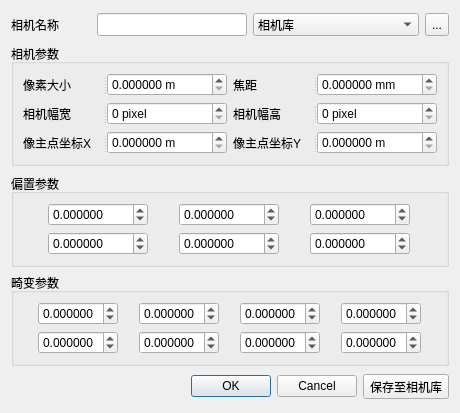
Qt form qCC/ui_templates/bdrCameraParaDlg.ui (CloudCompare/CloudCompare) before a commit.
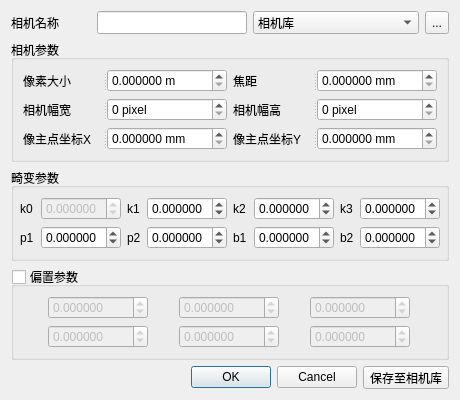
The same form after that commit. Icons and pictures are not drawn.

Patch:
```diff
--- a/qCC/ui_templates/bdrCameraParaDlg.ui
+++ b/qCC/ui_templates/bdrCameraParaDlg.ui
@@ -6,8 +6,8 @@
    <rect>
     <x>0</x>
     <y>0</y>
-    <width>454</width>
-    <height>413</height>
+    <width>460</width>
+    <height>362</height>
    </rect>
   </property>
   <property name="windowTitle">
@@ -176,7 +176,7 @@
           </size>
          </property>
          <property name="suffix">
-          <string> m</string>
+          <string> mm</string>
          </property>
          <property name="decimals">
           <number>6</number>
@@ -323,7 +323,7 @@
           </size>
          </property>
          <property name="suffix">
-          <string> m</string>
+          <string> mm</string>
          </property>
          <property name="decimals">
           <number>6</number>
@@ -436,8 +436,309 @@
    </item>
    <item>
     <layout class="QVBoxLayout" name="verticalLayout_2">
+     <item>
+      <widget class="QGroupBox" name="groupBox">
+       <property name="sizePolicy">
+        <sizepolicy hsizetype="Preferred" vsizetype="Fixed">
+         <horstretch>0</horstretch>
+         <verstretch>0</verstretch>
+        </sizepolicy>
+       </property>
+       <property name="font">
+        <font>
+         <pointsize>9</pointsize>
+        </font>
+       </property>
+       <property name="title">
+        <string>畸变参数</string>
+       </property>
+       <layout class="QHBoxLayout" name="horizontalLayout_2">
+        <property name="spacing">
+         <number>6</number>
+        </property>
+        <property name="leftMargin">
+         <number>6</number>
+        </property>
+        <property name="topMargin">
+         <number>9</number>
+        </property>
+        <property name="rightMargin">
+         <number>6</number>
+        </property>
+        <property name="bottomMargin">
+         <number>9</number>
+        </property>
+        <item>
+         <layout class="QGridLayout" name="gridLayout">
+          <item row="0" column="0">
+           <widget class="QLabel" name="label_8">
+            <property name="text">
+             <string>k0</string>
+            </property>
+           </widget>
+          </item>
+          <item row="0" column="1">
+           <widget class="QDoubleSpinBox" name="dist0DoubleSpinBox">
+            <property name="enabled">
+             <bool>false</bool>
+            </property>
+            <property name="sizePolicy">
+             <sizepolicy hsizetype="MinimumExpanding" vsizetype="Fixed">
+              <horstretch>0</horstretch>
+              <verstretch>0</verstretch>
+             </sizepolicy>
+            </property>
+            <property name="maximumSize">
+             <size>
+              <width>80</width>
+              <height>16777215</height>
+             </size>
+            </property>
+            <property name="decimals">
+             <number>6</number>
+            </property>
+            <property name="minimum">
+             <double>-9999.000000000000000</double>
+            </property>
+            <property name="maximum">
+             <double>9999.000000000000000</double>
+            </property>
+           </widget>
+          </item>
+          <item row="0" column="2">
+           <widget class="QLabel" name="label_9">
+            <property name="text">
+             <string>k1</string>
+            </property>
+           </widget>
+          </item>
+          <item row="0" column="3">
+           <widget class="QDoubleSpinBox" name="dist1DoubleSpinBox">
+            <property name="sizePolicy">
+             <sizepolicy hsizetype="MinimumExpanding" vsizetype="Fixed">
+              <horstretch>0</horstretch>
+              <verstretch>0</verstretch>
+             </sizepolicy>
+            </property>
+            <property name="maximumSize">
+             <size>
+              <width>80</width>
+              <height>16777215</height>
+             </size>
+            </property>
+            <property name="decimals">
+             <number>6</number>
+            </property>
+            <property name="minimum">
+             <double>-9999.000000000000000</double>
+            </property>
+            <property name="maximum">
+             <double>9999.000000000000000</double>
+            </property>
+           </widget>
+          </item>
+          <item row="0" column="4">
+           <widget class="QLabel" name="label_10">
+            <property name="text">
+             <string>k2</string>
+            </property>
+           </widget>
+          </item>
+          <item row="0" column="5">
+           <widget class="QDoubleSpinBox" name="dist2DoubleSpinBox">
+            <property name="sizePolicy">
+             <sizepolicy hsizetype="MinimumExpanding" vsizetype="Fixed">
+              <horstretch>0</horstretch>
+              <verstretch>0</verstretch>
+             </sizepolicy>
+            </property>
+            <property name="maximumSize">
+             <size>
+              <width>80</width>
+              <height>16777215</height>
+             </size>
+            </property>
+            <property name="decimals">
+             <number>6</number>
+            </property>
+            <property name="minimum">
+             <double>-9999.000000000000000</double>
+            </property>
+            <property name="maximum">
+             <double>9999.000000000000000</double>
+            </property>
+           </widget>
+          </item>
+          <item row="0" column="6">
+           <widget class="QLabel" name="label_11">
+            <property name="text">
+             <string>k3</string>
+            </property>
+           </widget>
+          </item>
+          <item row="0" column="7">
+           <widget class="QDoubleSpinBox" name="dist3DoubleSpinBox">
+            <property name="sizePolicy">
+             <sizepolicy hsizetype="MinimumExpanding" vsizetype="Fixed">
+              <horstretch>0</horstretch>
+              <verstretch>0</verstretch>
+             </sizepolicy>
+            </property>
+            <property name="maximumSize">
+             <size>
+              <width>80</width>
+              <height>16777215</height>
+             </size>
+            </property>
+            <property name="decimals">
+             <number>6</number>
+            </property>
+            <property name="minimum">
+             <double>-9999.000000000000000</double>
+            </property>
+            <property name="maximum">
+             <double>9999.000000000000000</double>
+            </property>
+           </widget>
+          </item>
+          <item row="1" column="0">
+           <widget class="QLabel" name="label_13">
+            <property name="text">
+             <string>p1</string>
+            </property>
+           </widget>
+          </item>
+          <item row="1" column="1">
+           <widget class="QDoubleSpinBox" name="dist4DoubleSpinBox">
+            <property name="sizePolicy">
+             <sizepolicy hsizetype="MinimumExpanding" vsizetype="Fixed">
+              <horstretch>0</horstretch>
+              <verstretch>0</verstretch>
+             </sizepolicy>
+            </property>
+            <property name="maximumSize">
+             <size>
+              <width>80</width>
+              <height>16777215</height>
+             </size>
+            </property>
+            <property name="decimals">
+             <number>6</number>
+            </property>
+            <property name="minimum">
+             <double>-9999.000000000000000</double>
+            </property>
+            <property name="maximum">
+             <double>9999.000000000000000</double>
+            </property>
+           </widget>
+          </item>
+          <item row="1" column="2">
+           <widget class="QLabel" name="label_14">
+            <property name="text">
+             <string>p2</string>
+            </property>
+           </widget>
+          </item>
+          <item row="1" column="3">
+           <widget class="QDoubleSpinBox" name="dist5DoubleSpinBox">
+            <property name="sizePolicy">
+             <sizepolicy hsizetype="MinimumExpanding" vsizetype="Fixed">
+              <horstretch>0</horstretch>
+              <verstretch>0</verstretch>
+             </sizepolicy>
+            </property>
+            <property name="maximumSize">
+             <size>
+              <width>80</width>
+              <height>16777215</height>
+             </size>
+            </property>
+            <property name="decimals">
+             <number>6</number>
+            </property>
+            <property name="minimum">
+             <double>-9999.000000000000000</double>
+            </property>
+            <property name="maximum">
+             <double>9999.000000000000000</double>
+            </property>
+           </widget>
+          </item>
+          <item row="1" column="4">
+           <widget class="QLabel" name="label_15">
+            <property name="text">
+             <string>b1</string>
+            </property>
+           </widget>
+          </item>
+          <item row="1" column="5">
+           <widget class="QDoubleSpinBox" name="dist6DoubleSpinBox">
+            <property name="sizePolicy">
+             <sizepolicy hsizetype="MinimumExpanding" vsizetype="Fixed">
+              <horstretch>0</horstretch>
+              <verstretch>0</verstretch>
+             </sizepolicy>
+            </property>
+            <property name="maximumSize">
+             <size>
+              <width>80</width>
+              <height>16777215</height>
+             </size>
+            </property>
+            <property name="decimals">
+             <number>6</number>
+            </property>
+            <property name="minimum">
+             <double>-9999.000000000000000</double>
+            </property>
+            <property name="maximum">
+             <double>9999.000000000000000</double>
+            </property>
+           </widget>
+          </item>
+          <item row="1" column="6">
+           <widget class="QLabel" name="label_12">
+            <property name="text">
+             <string>b2</string>
+            </property>
+           </widget>
+          </item>
+          <item row="1" column="7">
+           <widget class="QDoubleSpinBox" name="dist7DoubleSpinBox">
+            <property name="sizePolicy">
+             <sizepolicy hsizetype="MinimumExpanding" vsizetype="Fixed">
+              <horstretch>0</horstretch>
+              <verstretch>0</verstretch>
+             </sizepolicy>
+            </property>
+            <property name="maximumSize">
+             <size>
+              <width>80</width>
+              <height>16777215</height>
+             </size>
+            </property>
+            <property name="decimals">
+             <number>6</number>
+            </property>
+            <property name="minimum">
+             <double>-9999.000000000000000</double>
+            </property>
+            <property name="maximum">
+             <double>9999.000000000000000</double>
+            </property>
+           </widget>
+          </item>
+         </layout>
+        </item>
+       </layout>
+      </widget>
+     </item>
      <item>
       <widget class="QGroupBox" name="groupBox_2">
+       <property name="enabled">
+        <bool>true</bool>
+       </property>
        <property name="sizePolicy">
         <sizepolicy hsizetype="Preferred" vsizetype="Fixed">
          <horstretch>0</horstretch>
@@ -452,6 +753,12 @@
        <property name="title">
         <string>偏置参数</string>
        </property>
+       <property name="checkable">
+        <bool>true</bool>
+       </property>
+       <property name="checked">
+        <bool>false</bool>
+       </property>
        <layout class="QGridLayout" name="gridLayout_2">
         <item row="0" column="0">
          <widget class="QDoubleSpinBox" name="bias0DoubleSpinBox">
@@ -606,226 +913,6 @@
        </layout>
       </widget>
      </item>
-     <item>
-      <widget class="QGroupBox" name="groupBox">
-       <property name="sizePolicy">
-        <sizepolicy hsizetype="Preferred" vsizetype="Fixed">
-         <horstretch>0</horstretch>
-         <verstretch>0</verstretch>
-        </sizepolicy>
-       </property>
-       <property name="font">
-        <font>
-         <pointsize>9</pointsize>
-        </font>
-       </property>
-       <property name="title">
-        <string>畸变参数</string>
-       </property>
-       <layout class="QGridLayout" name="gridLayout">
-        <item row="1" column="3">
-         <widget class="QDoubleSpinBox" name="dist7DoubleSpinBox">
-          <property name="sizePolicy">
-           <sizepolicy hsizetype="MinimumExpanding" vsizetype="Fixed">
-            <horstretch>0</horstretch>
-            <verstretch>0</verstretch>
-           </sizepolicy>
-          </property>
-          <property name="maximumSize">
-           <size>
-            <width>80</width>
-            <height>16777215</height>
-           </size>
-          </property>
-          <property name="decimals">
-           <number>6</number>
-          </property>
-          <property name="minimum">
-           <double>-9999.000000000000000</double>
-          </property>
-          <property name="maximum">
-           <double>9999.000000000000000</double>
-          </property>
-         </widget>
-        </item>
-        <item row="0" column="0">
-         <widget class="QDoubleSpinBox" name="dist0DoubleSpinBox">
-          <property name="sizePolicy">
-           <sizepolicy hsizetype="MinimumExpanding" vsizetype="Fixed">
-            <horstretch>0</horstretch>
-            <verstretch>0</verstretch>
-           </sizepolicy>
-          </property>
-          <property name="maximumSize">
-           <size>
-            <width>80</width>
-            <height>16777215</height>
-           </size>
-          </property>
-          <property name="decimals">
-           <number>6</number>
-          </property>
-          <property name="minimum">
-           <double>-9999.000000000000000</double>
-          </property>
-          <property name="maximum">
-           <double>9999.000000000000000</double>
-          </property>
-         </widget>
-        </item>
-        <item row="0" column="2">
-         <widget class="QDoubleSpinBox" name="dist2DoubleSpinBox">
-          <property name="sizePolicy">
-           <sizepolicy hsizetype="MinimumExpanding" vsizetype="Fixed">
-            <horstretch>0</horstretch>
-            <verstretch>0</verstretch>
-           </sizepolicy>
-          </property>
-          <property name="maximumSize">
-           <size>
-            <width>80</width>
-            <height>16777215</height>
-           </size>
-          </property>
-          <property name="decimals">
-           <number>6</number>
-          </property>
-          <property name="minimum">
-           <double>-9999.000000000000000</double>
-          </property>
-          <property name="maximum">
-           <double>9999.000000000000000</double>
-          </property>
-         </widget>
-        </item>
-        <item row="1" column="2">
-         <widget class="QDoubleSpinBox" name="dist6DoubleSpinBox">
-          <property name="sizePolicy">
-           <sizepolicy hsizetype="MinimumExpanding" vsizetype="Fixed">
-            <horstretch>0</horstretch>
-            <verstretch>0</verstretch>
-           </sizepolicy>
-          </property>
-          <property name="maximumSize">
-           <size>
-            <width>80</width>
-            <height>16777215</height>
-           </size>
-          </property>
-          <property name="decimals">
-           <number>6</number>
-          </property>
-          <property name="minimum">
-           <double>-9999.000000000000000</double>
-          </property>
-          <property name="maximum">
-           <double>9999.000000000000000</double>
-          </property>
-         </widget>
-        </item>
-        <item row="0" column="1">
-         <widget class="QDoubleSpinBox" name="dist1DoubleSpinBox">
-          <property name="sizePolicy">
-           <sizepolicy hsizetype="MinimumExpanding" vsizetype="Fixed">
-            <horstretch>0</horstretch>
-            <verstretch>0</verstretch>
-           </sizepolicy>
-          </property>
-          <property name="maximumSize">
-           <size>
-            <width>80</width>
-            <height>16777215</height>
-           </size>
-          </property>
-          <property name="decimals">
-           <number>6</number>
-          </property>
-          <property name="minimum">
-           <double>-9999.000000000000000</double>
-          </property>
-          <property name="maximum">
-           <double>9999.000000000000000</double>
-          </property>
-         </widget>
-        </item>
-        <item row="1" column="1">
-         <widget class="QDoubleSpinBox" name="dist5DoubleSpinBox">
-          <property name="sizePolicy">
-           <sizepolicy hsizetype="MinimumExpanding" vsizetype="Fixed">
-            <horstretch>0</horstretch>
-            <verstretch>0</verstretch>
-           </sizepolicy>
-          </property>
-          <property name="maximumSize">
-           <size>
-            <width>80</width>
-            <height>16777215</height>
-           </size>
-          </property>
-          <property name="decimals">
-           <number>6</number>
-          </property>
-          <property name="minimum">
-           <double>-9999.000000000000000</double>
-          </property>
-          <property name="maximum">
-           <double>9999.000000000000000</double>
-          </property>
-         </widget>
-        </item>
-        <item row="0" column="3">
-         <widget class="QDoubleSpinBox" name="dist3DoubleSpinBox">
-          <property name="sizePolicy">
-           <sizepolicy hsizetype="MinimumExpanding" vsizetype="Fixed">
-            <horstretch>0</horstretch>
-            <verstretch>0</verstretch>
-           </sizepolicy>
-          </property>
-          <property name="maximumSize">
-           <size>
-            <width>80</width>
-            <height>16777215</height>
-           </size>
-          </property>
-          <property name="decimals">
-           <number>6</number>
-          </property>
-          <property name="minimum">
-           <double>-9999.000000000000000</double>
-          </property>
-          <property name="maximum">
-           <double>9999.000000000000000</double>
-          </property>
-         </widget>
-        </item>
-        <item row="1" column="0">
-         <widget class="QDoubleSpinBox" name="dist4DoubleSpinBox">
-          <property name="sizePolicy">
-           <sizepolicy hsizetype="MinimumExpanding" vsizetype="Fixed">
-            <horstretch>0</horstretch>
-            <verstretch>0</verstretch>
-           </sizepolicy>
-          </property>
-          <property name="maximumSize">
-           <size>
-            <width>80</width>
-            <height>16777215</height>
-           </size>
-          </property>
-          <property name="decimals">
-           <number>6</number>
-          </property>
-          <property name="minimum">
-           <double>-9999.000000000000000</double>
-          </property>
-          <property name="maximum">
-           <double>9999.000000000000000</double>
-          </property>
-         </widget>
-        </item>
-       </layout>
-      </widget>
-     </item>
     </layout>
    </item>
    <item>
```
